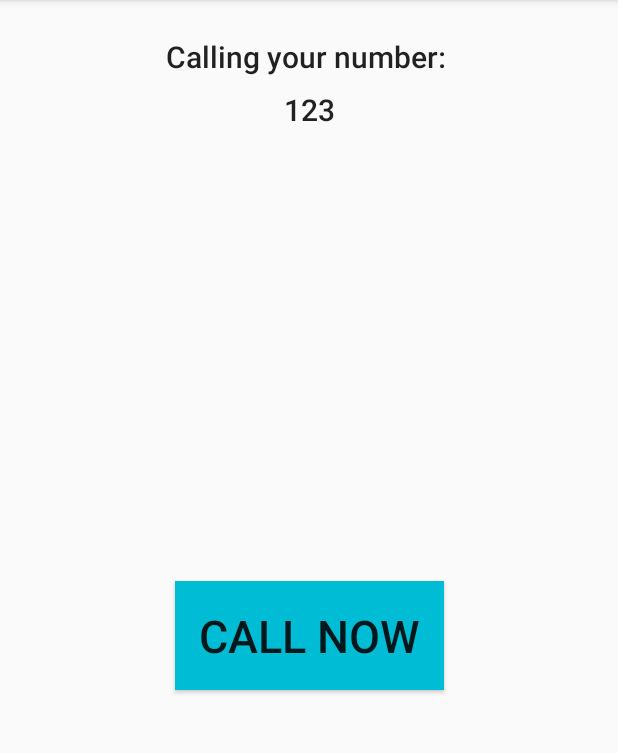
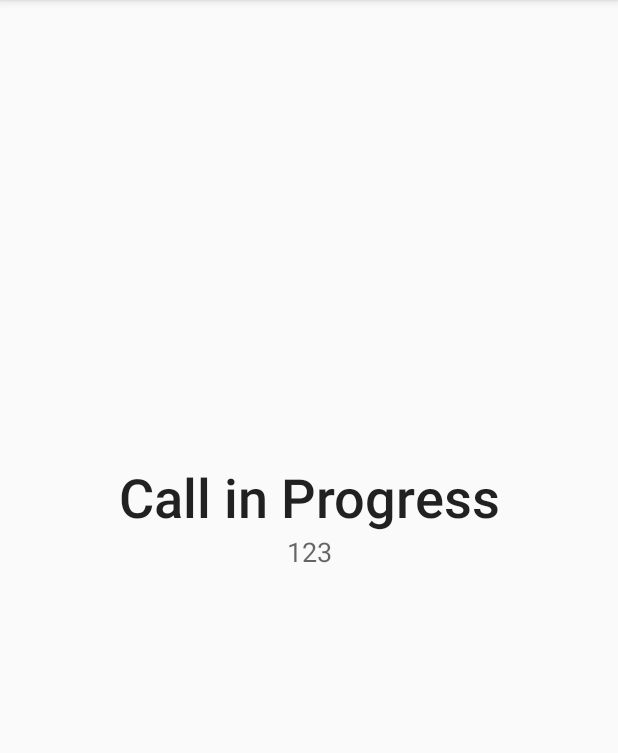
Before and after one commit to friskel/CallApp-2, an Android app: the CallActivity2 screen opened directly, with no data from a screen before it, on a phone screen of 412 x 824 dp, the part 84-837 px from its top. Run offline under Robolectric (Android 15) with nearby library versions, the phone set to English and light mode, and no system bars; libraries missing offline, so code that uses them is left out: com.google.firebase.crash; 2 statements that could not run were skipped.

Commit message:
4.51 call now activity call right away always

```diff
--- a/app/src/main/res/layout/activity_call.xml
+++ b/app/src/main/res/layout/activity_call.xml
@@ -21,10 +21,10 @@
         app:layout_constraintTop_toTopOf="parent"
         app:layout_constraintLeft_toLeftOf="parent"
         app:layout_constraintRight_toRightOf="parent"
-        android:layout_width="0dp" />
+        android:layout_width="0dp"
+        app:layout_constraintHorizontal_bias="1.0" />
 
     <TextView
-        android:text="Calling your number: "
         android:layout_width="wrap_content"
         android:layout_height="wrap_content"
         android:id="@+id/textView2"
@@ -32,11 +32,17 @@
         android:layout_marginStart="16dp"
         app:layout_constraintLeft_toLeftOf="parent"
         android:layout_marginLeft="16dp"
-        android:layout_marginTop="24dp"
-        app:layout_constraintTop_toBottomOf="@+id/toolbar_top"
         android:layout_marginEnd="16dp"
         app:layout_constraintRight_toRightOf="parent"
-        android:layout_marginRight="16dp" />
+        android:layout_marginRight="16dp"
+        android:text="Call in Progress"
+        android:textSize="36sp"
+        android:layout_marginTop="8dp"
+        app:layout_constraintTop_toBottomOf="@+id/toolbar_top"
+        app:layout_constraintBottom_toBottomOf="parent"
+        android:layout_marginBottom="16dp"
+        android:textAlignment="center"
+        app:layout_constraintVertical_bias="0.43" />
 
     <TextView
         android:text="TextView"
@@ -47,34 +53,11 @@
         android:layout_marginStart="16dp"
         app:layout_constraintLeft_toLeftOf="parent"
         android:layout_marginLeft="16dp"
-        android:layout_marginTop="8dp"
-        app:layout_constraintTop_toBottomOf="@+id/textView2"
-        android:textAppearance="@style/TextAppearance.AppCompat.Title"
-        android:layout_marginEnd="16dp"
-        app:layout_constraintRight_toRightOf="parent"
-        android:layout_marginRight="16dp" />
-
-    <Button
-        android:text="call now"
-        android:layout_width="wrap_content"
-        android:layout_height="wrap_content"
-        android:id="@+id/buttonGoLog"
-        app:layout_constraintBottom_toBottomOf="parent"
-        android:layout_marginBottom="16dp"
+        android:textAppearance="@android:style/TextAppearance.Material.Medium"
         android:layout_marginEnd="16dp"
         app:layout_constraintRight_toRightOf="parent"
         android:layout_marginRight="16dp"
-        android:layout_marginStart="16dp"
-        app:layout_constraintLeft_toLeftOf="parent"
-        android:layout_marginLeft="16dp"
-        android:elevation="4dp"
-        android:textSize="30sp"
-        android:paddingLeft="16dp"
-        android:paddingRight="16dp"
-        android:paddingTop="16dp"
-        android:paddingBottom="16dp"
-        android:background="@color/colorAccent"
-        android:layout_marginTop="8dp"
-        app:layout_constraintTop_toBottomOf="@+id/myNumberTv" />
+        app:layout_constraintTop_toBottomOf="@+id/textView2"
+        android:textAlignment="center" />
 
 </android.support.constraint.ConstraintLayout>
```
Also changed, not shown: app/src/main/java/com/probationbuddy/probationbuddy/MainActivity.java (+38 -39 lines).
